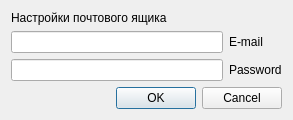
This is src/interface/forms/settings.ui in YoukaiCat/TMIS as Qt 5 draws it before an edit. The edited form follows.
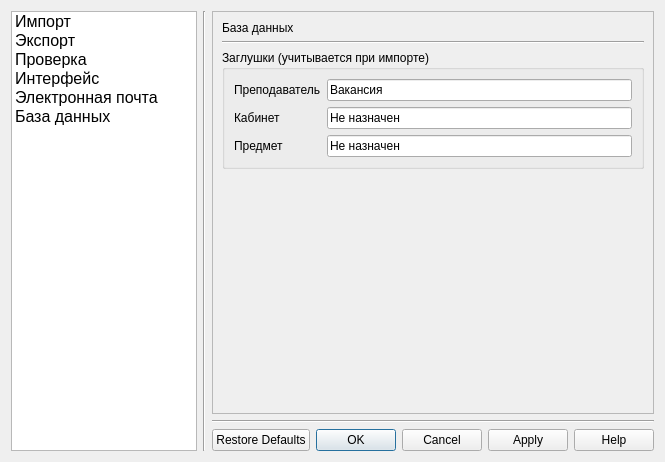
This is the edited form. The open tabs and pages were chosen to show the change.

```diff
--- a/src/interface/forms/settings.ui
+++ b/src/interface/forms/settings.ui
@@ -6,56 +6,487 @@
    <rect>
     <x>0</x>
     <y>0</y>
-    <width>293</width>
-    <height>113</height>
+    <width>665</width>
+    <height>462</height>
    </rect>
   </property>
   <property name="windowTitle">
-   <string>Dialog</string>
+   <string>Настройки</string>
   </property>
-  <layout class="QGridLayout" name="gridLayout_3">
-   <item row="2" column="0">
-    <layout class="QGridLayout" name="gridLayout_2">
-     <item row="1" column="0">
-      <widget class="QDialogButtonBox" name="buttonBox">
-       <property name="standardButtons">
-        <set>QDialogButtonBox::Cancel|QDialogButtonBox::Ok</set>
+  <layout class="QHBoxLayout" name="horizontalLayout_2">
+   <item>
+    <layout class="QHBoxLayout" name="horizontalLayout">
+     <item>
+      <widget class="QListWidget" name="actionsListWidget">
+       <property name="minimumSize">
+        <size>
+         <width>160</width>
+         <height>300</height>
+        </size>
        </property>
+       <property name="showDropIndicator" stdset="0">
+        <bool>false</bool>
+       </property>
+       <property name="isWrapping" stdset="0">
+        <bool>false</bool>
+       </property>
+       <property name="layoutMode">
+        <enum>QListView::SinglePass</enum>
+       </property>
+       <property name="spacing">
+        <number>0</number>
+       </property>
+       <property name="viewMode">
+        <enum>QListView::ListMode</enum>
+       </property>
+       <property name="uniformItemSizes">
+        <bool>false</bool>
+       </property>
+       <property name="batchSize">
+        <number>200</number>
+       </property>
+       <property name="wordWrap">
+        <bool>true</bool>
+       </property>
+       <property name="selectionRectVisible">
+        <bool>false</bool>
+       </property>
+       <item>
+        <property name="text">
+         <string>Импорт</string>
+        </property>
+        <property name="font">
+         <font>
+          <pointsize>12</pointsize>
+          <weight>50</weight>
+          <bold>false</bold>
+         </font>
+        </property>
+        <property name="flags">
+         <set>ItemIsSelectable|ItemIsUserCheckable|ItemIsEnabled</set>
+        </property>
+       </item>
+       <item>
+        <property name="text">
+         <string>Экспорт</string>
+        </property>
+        <property name="font">
+         <font>
+          <pointsize>12</pointsize>
+          <weight>50</weight>
+          <bold>false</bold>
+         </font>
+        </property>
+        <property name="flags">
+         <set>ItemIsSelectable|ItemIsUserCheckable|ItemIsEnabled</set>
+        </property>
+       </item>
+       <item>
+        <property name="text">
+         <string>Проверка</string>
+        </property>
+        <property name="font">
+         <font>
+          <pointsize>12</pointsize>
+          <weight>50</weight>
+          <bold>false</bold>
+         </font>
+        </property>
+        <property name="flags">
+         <set>ItemIsSelectable|ItemIsUserCheckable|ItemIsEnabled</set>
+        </property>
+       </item>
+       <item>
+        <property name="text">
+         <string>Интерфейс</string>
+        </property>
+        <property name="font">
+         <font>
+          <pointsize>12</pointsize>
+          <weight>50</weight>
+          <bold>false</bold>
+         </font>
+        </property>
+        <property name="flags">
+         <set>ItemIsSelectable|ItemIsUserCheckable|ItemIsEnabled</set>
+        </property>
+       </item>
+       <item>
+        <property name="text">
+         <string>Электронная почта</string>
+        </property>
+        <property name="font">
+         <font>
+          <pointsize>12</pointsize>
+          <weight>50</weight>
+          <italic>false</italic>
+          <bold>false</bold>
+          <underline>false</underline>
+          <strikeout>false</strikeout>
+         </font>
+        </property>
+        <property name="flags">
+         <set>ItemIsSelectable|ItemIsUserCheckable|ItemIsEnabled</set>
+        </property>
+       </item>
+       <item>
+        <property name="text">
+         <string>База данных</string>
+        </property>
+        <property name="font">
+         <font>
+          <pointsize>12</pointsize>
+          <weight>50</weight>
+          <bold>false</bold>
+         </font>
+        </property>
+        <property name="flags">
+         <set>ItemIsSelectable|ItemIsUserCheckable|ItemIsEnabled</set>
+        </property>
+       </item>
       </widget>
      </item>
-     <item row="0" column="0">
-      <layout class="QGridLayout" name="gridLayout_4">
-       <item row="1" column="0">
-        <widget class="QLineEdit" name="emailLineEdit"/>
-       </item>
-       <item row="0" column="0">
-        <widget class="QLabel" name="titleLabel">
-         <property name="text">
-          <string>Настройки почтового ящика</string>
+     <item>
+      <widget class="Line" name="verticalLine">
+       <property name="orientation">
+        <enum>Qt::Vertical</enum>
+       </property>
+      </widget>
+     </item>
+     <item>
+      <layout class="QVBoxLayout" name="verticalLayout">
+       <property name="leftMargin">
+        <number>0</number>
+       </property>
+       <property name="bottomMargin">
+        <number>0</number>
+       </property>
+       <item>
+        <widget class="QStackedWidget" name="stackedWidget">
+         <property name="frameShape">
+          <enum>QFrame::StyledPanel</enum>
          </property>
-        </widget>
-       </item>
-       <item row="2" column="0">
-        <widget class="QLineEdit" name="passwordLineEdit">
-         <property name="inputMask">
-          <string/>
+         <property name="frameShadow">
+          <enum>QFrame::Plain</enum>
          </property>
-         <property name="echoMode">
-          <enum>QLineEdit::Password</enum>
+         <property name="currentIndex">
+          <number>0</number>
          </property>
+         <widget class="QWidget" name="Import">
+          <layout class="QVBoxLayout" name="verticalLayout_3">
+           <item>
+            <layout class="QVBoxLayout" name="verticalLayout_2">
+             <item>
+              <widget class="QLabel" name="label">
+               <property name="text">
+                <string>Импорт</string>
+               </property>
+              </widget>
+             </item>
+             <item>
+              <widget class="Line" name="line">
+               <property name="orientation">
+                <enum>Qt::Horizontal</enum>
+               </property>
+              </widget>
+             </item>
+             <item>
+              <spacer name="verticalSpacer">
+               <property name="orientation">
+                <enum>Qt::Vertical</enum>
+               </property>
+               <property name="sizeHint" stdset="0">
+                <size>
+                 <width>20</width>
+                 <height>40</height>
+                </size>
+               </property>
+              </spacer>
+             </item>
+            </layout>
+           </item>
+          </layout>
+         </widget>
+         <widget class="QWidget" name="export">
+          <layout class="QVBoxLayout" name="verticalLayout_5">
+           <item>
+            <layout class="QVBoxLayout" name="verticalLayout_4">
+             <item>
+              <widget class="QLabel" name="label_2">
+               <property name="text">
+                <string>Экспорт</string>
+               </property>
+              </widget>
+             </item>
+             <item>
+              <widget class="Line" name="line_2">
+               <property name="orientation">
+                <enum>Qt::Horizontal</enum>
+               </property>
+              </widget>
+             </item>
+             <item>
+              <spacer name="verticalSpacer_2">
+               <property name="orientation">
+                <enum>Qt::Vertical</enum>
+               </property>
+               <property name="sizeHint" stdset="0">
+                <size>
+                 <width>20</width>
+                 <height>40</height>
+                </size>
+               </property>
+              </spacer>
+             </item>
+            </layout>
+           </item>
+          </layout>
+         </widget>
+         <widget class="QWidget" name="verify">
+          <layout class="QVBoxLayout" name="verticalLayout_7">
+           <item>
+            <layout class="QVBoxLayout" name="verticalLayout_6">
+             <item>
+              <widget class="QLabel" name="label_3">
+               <property name="text">
+                <string>Проверка</string>
+               </property>
+              </widget>
+             </item>
+             <item>
+              <widget class="Line" name="line_3">
+               <property name="orientation">
+                <enum>Qt::Horizontal</enum>
+               </property>
+              </widget>
+             </item>
+             <item>
+              <spacer name="verticalSpacer_3">
+               <property name="orientation">
+                <enum>Qt::Vertical</enum>
+               </property>
+               <property name="sizeHint" stdset="0">
+                <size>
+                 <width>20</width>
+                 <height>40</height>
+                </size>
+               </property>
+              </spacer>
+             </item>
+            </layout>
+           </item>
+          </layout>
+         </widget>
+         <widget class="QWidget" name="interface">
+          <layout class="QVBoxLayout" name="verticalLayout_9">
+           <item>
+            <layout class="QVBoxLayout" name="verticalLayout_8">
+             <item>
+              <widget class="QLabel" name="label_4">
+               <property name="text">
+                <string>Интерфейс</string>
+               </property>
+              </widget>
+             </item>
+             <item>
+              <widget class="Line" name="line_4">
+               <property name="orientation">
+                <enum>Qt::Horizontal</enum>
+               </property>
+              </widget>
+             </item>
+             <item>
+              <spacer name="verticalSpacer_4">
+               <property name="orientation">
+                <enum>Qt::Vertical</enum>
+               </property>
+               <property name="sizeHint" stdset="0">
+                <size>
+                 <width>20</width>
+                 <height>40</height>
+                </size>
+               </property>
+              </spacer>
+             </item>
+            </layout>
+           </item>
+          </layout>
+         </widget>
+         <widget class="QWidget" name="email">
+          <layout class="QVBoxLayout" name="verticalLayout_11">
+           <item>
+            <layout class="QVBoxLayout" name="verticalLayout_10">
+             <item>
+              <widget class="QLabel" name="label_5">
+               <property name="text">
+                <string>Настройки электронной почты</string>
+               </property>
+              </widget>
+             </item>
+             <item>
+              <widget class="Line" name="line_5">
+               <property name="orientation">
+                <enum>Qt::Horizontal</enum>
+               </property>
+              </widget>
+             </item>
+             <item>
+              <layout class="QGridLayout" name="gridLayout_4">
+               <item row="0" column="0">
+                <widget class="QLineEdit" name="emailLineEdit"/>
+               </item>
+               <item row="1" column="0">
+                <widget class="QLineEdit" name="passwordLineEdit">
+                 <property name="inputMask">
+                  <string/>
+                 </property>
+                 <property name="echoMode">
+                  <enum>QLineEdit::Password</enum>
+                 </property>
+                </widget>
+               </item>
+               <item row="0" column="1">
+                <widget class="QLabel" name="emailLabel">
+                 <property name="text">
+                  <string>E-mail</string>
+                 </property>
+                </widget>
+               </item>
+               <item row="1" column="1">
+                <widget class="QLabel" name="passLabel">
+                 <property name="text">
+                  <string>Password</string>
+                 </property>
+                </widget>
+               </item>
+              </layout>
+             </item>
+             <item>
+              <spacer name="verticalSpacer_5">
+               <property name="orientation">
+                <enum>Qt::Vertical</enum>
+               </property>
+               <property name="sizeHint" stdset="0">
+                <size>
+                 <width>20</width>
+                 <height>40</height>
+                </size>
+               </property>
+              </spacer>
+             </item>
+            </layout>
+           </item>
+          </layout>
+         </widget>
+         <widget class="QWidget" name="database">
+          <layout class="QVBoxLayout" name="verticalLayout_13">
+           <item>
+            <layout class="QVBoxLayout" name="verticalLayout_12">
+             <item>
+              <widget class="QLabel" name="label_6">
+               <property name="text">
+                <string>База данных</string>
+               </property>
+              </widget>
+             </item>
+             <item>
+              <widget class="Line" name="line_6">
+               <property name="orientation">
+                <enum>Qt::Horizontal</enum>
+               </property>
+              </widget>
+             </item>
+             <item>
+              <widget class="QGroupBox" name="groupBox">
+               <property name="title">
+                <string>Заглушки (учитывается при импорте)</string>
+               </property>
+               <layout class="QGridLayout" name="gridLayout_3">
+                <item row="0" column="0">
+                 <layout class="QGridLayout" name="gridLayout_2">
+                  <item row="2" column="1">
+                   <widget class="QLineEdit" name="subjectStubLineEdit">
+                    <property name="text">
+                     <string>Не назначен</string>
+                    </property>
+                   </widget>
+                  </item>
+                  <item row="0" column="1">
+                   <widget class="QLineEdit" name="lecturerStubLineEdit">
+                    <property name="text">
+                     <string>Вакансия</string>
+                    </property>
+                   </widget>
+                  </item>
+                  <item row="1" column="1">
+                   <widget class="QLineEdit" name="cabinetStubLineEdit">
+                    <property name="text">
+                     <string>Не назначен</string>
+                    </property>
+                   </widget>
+                  </item>
+                  <item row="0" column="0">
+                   <widget class="QLabel" name="label_11">
+                    <property name="text">
+                     <string>Преподаватель</string>
+                    </property>
+                   </widget>
+                  </item>
+                  <item row="1" column="0">
+                   <widget class="QLabel" name="label_12">
+                    <property name="text">
+                     <string>Кабинет</string>
+                    </property>
+                   </widget>
+                  </item>
+                  <item row="2" column="0">
+                   <widget class="QLabel" name="label_13">
+                    <property name="text">
+                     <string>Предмет</string>
+                    </property>
+                   </widget>
+                  </item>
+                 </layout>
+                </item>
+               </layout>
+              </widget>
+             </item>
+             <item>
+              <spacer name="verticalSpacer_6">
+               <property name="orientation">
+                <enum>Qt::Vertical</enum>
+               </property>
+               <property name="sizeHint" stdset="0">
+                <size>
+                 <width>20</width>
+                 <height>40</height>
+                </size>
+               </property>
+              </spacer>
+             </item>
+            </layout>
+           </item>
+          </layout>
+         </widget>
         </widget>
        </item>
-       <item row="1" column="1">
-        <widget class="QLabel" name="emailLabel">
-         <property name="text">
-          <string>E-mail</string>
+       <item>
+        <widget class="Line" name="horizontalLine">
+         <property name="orientation">
+          <enum>Qt::Horizontal</enum>
          </property>
         </widget>
        </item>
-       <item row="2" column="1">
-        <widget class="QLabel" name="passLabel">
-         <property name="text">
-          <string>Password</string>
+       <item>
+        <widget class="QDialogButtonBox" name="buttonBox">
+         <property name="orientation">
+          <enum>Qt::Horizontal</enum>
+         </property>
+         <property name="standardButtons">
+          <set>QDialogButtonBox::Apply|QDialogButtonBox::Cancel|QDialogButtonBox::Help|QDialogButtonBox::Ok|QDialogButtonBox::RestoreDefaults</set>
+         </property>
+         <property name="centerButtons">
+          <bool>false</bool>
          </property>
         </widget>
        </item>
```
